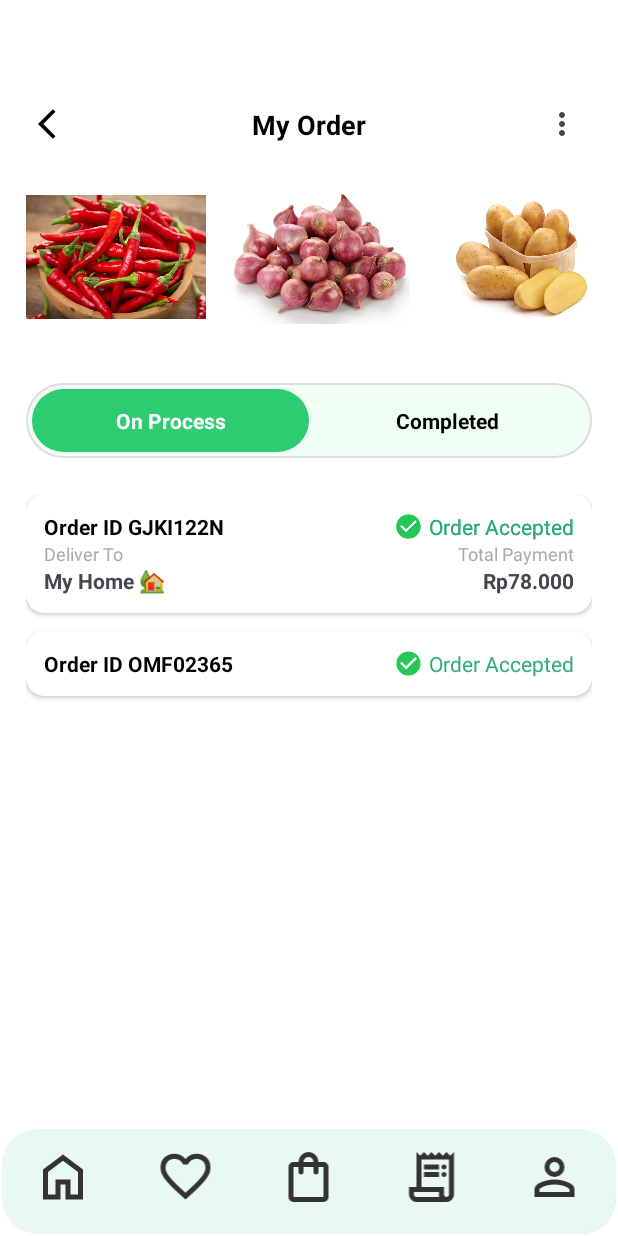
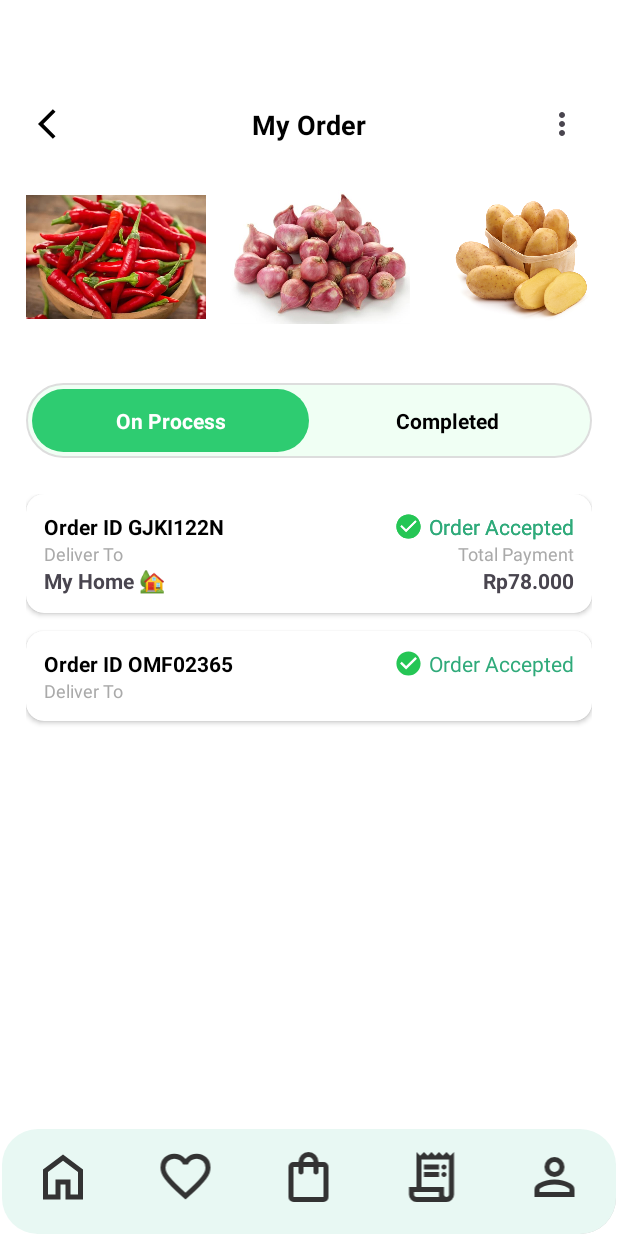
Before and after one commit to yogzism890/Omurice, an Android app: the fragment OrderFragment placed in its activity, on a phone screen of 412 x 824 dp. Run offline under Robolectric (Android 15) with nearby library versions, the phone set to English and light mode, and no system bars.

Commit message:
Menambahkan textview Deliver To

```diff
--- a/app/src/main/res/layout/fragment_order.xml
+++ b/app/src/main/res/layout/fragment_order.xml
@@ -270,6 +270,16 @@
                         android:textSize="14sp"
                         app:layout_constraintTop_toTopOf="parent"
                         app:layout_constraintEnd_toEndOf="parent" />
+                    <TextView
+                        android:id="@+id/tvDeliverTo2"
+                        android:layout_width="wrap_content"
+                        android:layout_height="wrap_content"
+                        android:text="@string/DeliverTo"
+                        android:textColor="@android:color/darker_gray"
+                        android:textSize="12sp"
+                        app:layout_constraintTop_toBottomOf="@id/tvOrderId2"
+                        app:layout_constraintStart_toStartOf="parent" />
+
 
                 </androidx.constraintlayout.widget.ConstraintLayout>
             </androidx.cardview.widget.CardView>
```
